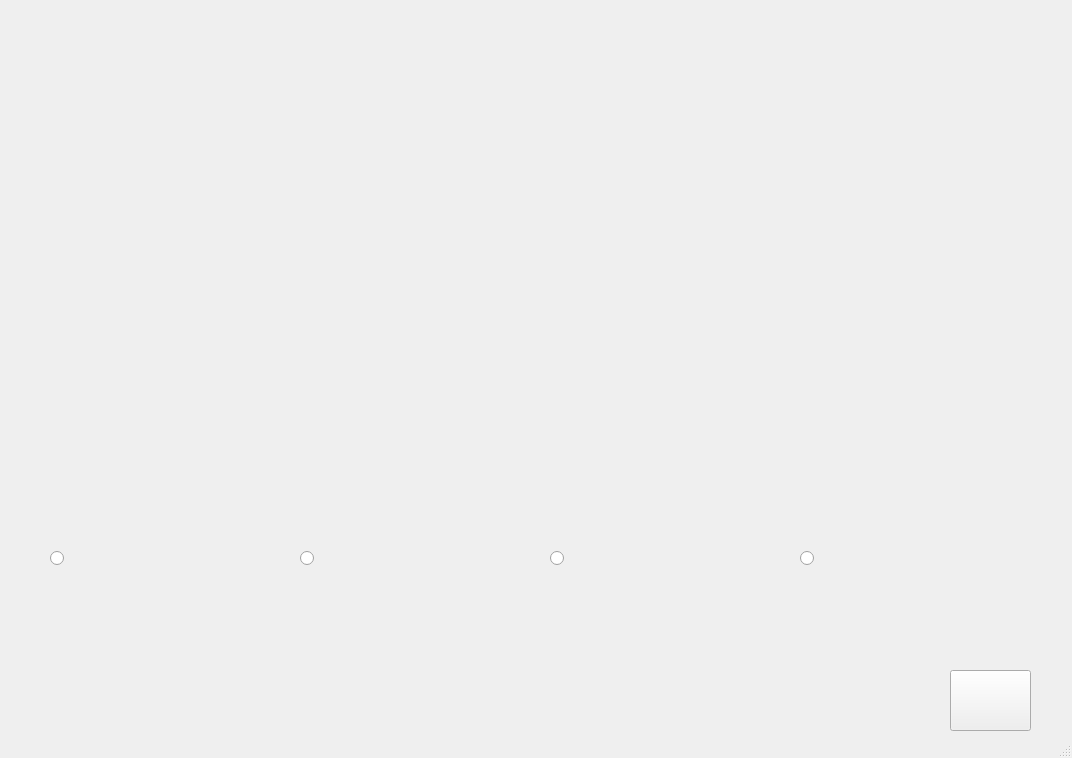
First picture: the form in src/templates/tela_avaliacao.ui, repository DanilloMLS/lepee, before the edit.
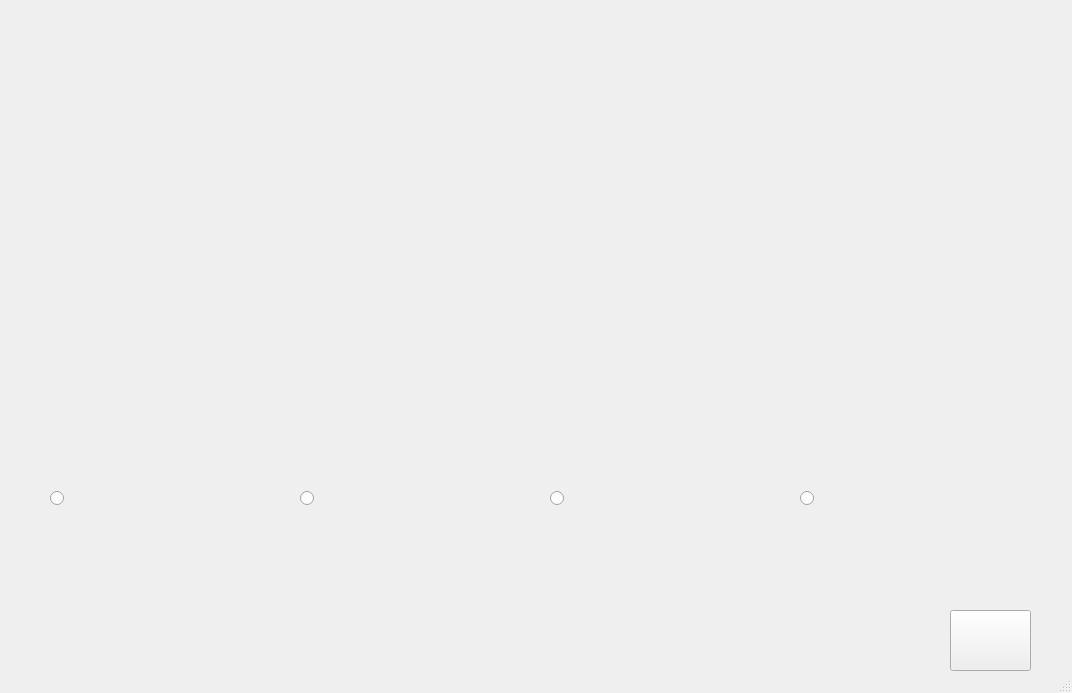
Second picture: the form after the edit.

Commit message: Versão 2.0.3 - Redimensionamento da tela de Avaliação Quantitativa; botões de alternativas não carregam mais os vídeos de alternativa no player.

The edit to the form file:
```diff
--- a/src/templates/tela_avaliacao.ui
+++ b/src/templates/tela_avaliacao.ui
@@ -7,7 +7,7 @@
     <x>0</x>
     <y>0</y>
     <width>1072</width>
-    <height>758</height>
+    <height>693</height>
    </rect>
   </property>
   <property name="windowTitle">
@@ -18,7 +18,7 @@
     <property name="geometry">
      <rect>
       <x>950</x>
-      <y>670</y>
+      <y>610</y>
       <width>81</width>
       <height>61</height>
      </rect>
@@ -33,7 +33,7 @@
       <x>250</x>
       <y>10</y>
       <width>571</width>
-      <height>431</height>
+      <height>391</height>
      </rect>
     </property>
    </widget>
@@ -41,7 +41,7 @@
     <property name="geometry">
      <rect>
       <x>50</x>
-      <y>550</y>
+      <y>490</y>
       <width>31</width>
       <height>17</height>
      </rect>
@@ -54,7 +54,7 @@
     <property name="geometry">
      <rect>
       <x>300</x>
-      <y>550</y>
+      <y>490</y>
       <width>31</width>
       <height>17</height>
      </rect>
@@ -67,7 +67,7 @@
     <property name="geometry">
      <rect>
       <x>550</x>
-      <y>550</y>
+      <y>490</y>
       <width>31</width>
       <height>17</height>
      </rect>
@@ -80,7 +80,7 @@
     <property name="geometry">
      <rect>
       <x>800</x>
-      <y>550</y>
+      <y>490</y>
       <width>31</width>
       <height>17</height>
      </rect>
@@ -93,7 +93,7 @@
     <property name="geometry">
      <rect>
       <x>70</x>
-      <y>470</y>
+      <y>410</y>
       <width>191</width>
       <height>171</height>
      </rect>
@@ -103,7 +103,7 @@
     <property name="geometry">
      <rect>
       <x>320</x>
-      <y>470</y>
+      <y>410</y>
       <width>191</width>
       <height>171</height>
      </rect>
@@ -113,7 +113,7 @@
     <property name="geometry">
      <rect>
       <x>570</x>
-      <y>470</y>
+      <y>410</y>
       <width>191</width>
       <height>171</height>
      </rect>
@@ -123,7 +123,7 @@
     <property name="geometry">
      <rect>
       <x>820</x>
-      <y>470</y>
+      <y>410</y>
       <width>191</width>
       <height>171</height>
      </rect>
```
The commit also changes 4 other files.
